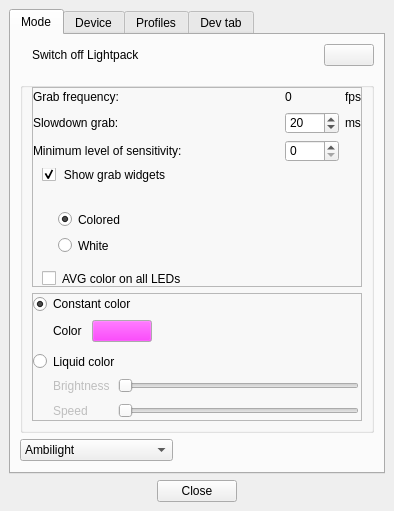
Old version of the form Software/src/mainwindow.ui in the repository Atarity/Lightpack.
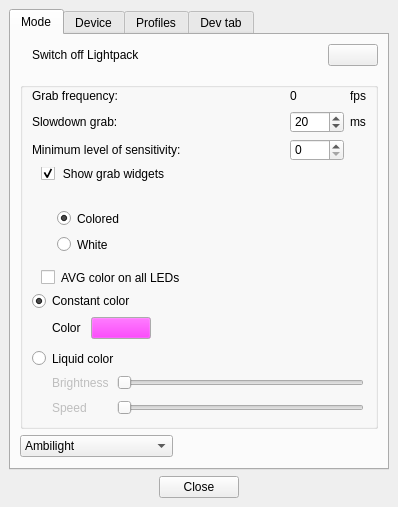
New version of the form. The open tabs and pages were chosen to show the change. Icons and pictures are not drawn. Custom widgets are drawn as their Qt base class.

Diff of the .ui file:
```diff
--- a/Software/src/mainwindow.ui
+++ b/Software/src/mainwindow.ui
@@ -7,7 +7,7 @@
    <rect>
     <x>0</x>
     <y>0</y>
-    <width>394</width>
+    <width>398</width>
     <height>503</height>
    </rect>
   </property>
@@ -135,6 +135,9 @@
            </property>
            <item>
             <widget class="QFrame" name="frmAmbilight">
+             <property name="styleSheet">
+              <string notr="true">#frmAmbilight {border: 0px;}</string>
+             </property>
              <property name="frameShape">
               <enum>QFrame::StyledPanel</enum>
              </property>
@@ -407,6 +410,9 @@
            </item>
            <item>
             <widget class="QFrame" name="frmBacklight">
+             <property name="styleSheet">
+              <string notr="true">#frmBacklight {border: 0px}</string>
+             </property>
              <property name="frameShape">
               <enum>QFrame::StyledPanel</enum>
              </property>
```
Left out of the diff: 8 changed lines with no effect on the pictures.
